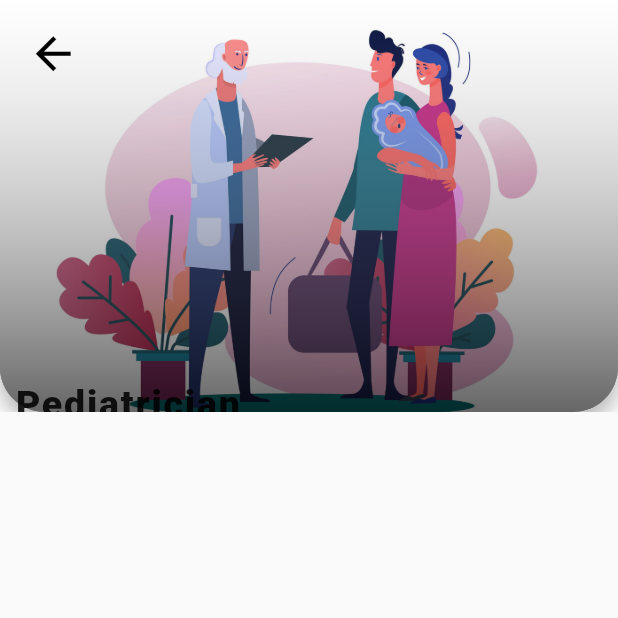
After one commit to Karrigun/Medical-App, a Flutter app: the screen it shows once a user with an empty profile is signed in, after a tap on "Pediatrician", on a phone screen of 412 x 824 dp, the top half of it. The commit adds this screen. Run offline on Flutter 3.47's test engine with Material 2 defaults, Android fonts, the phone set to English and light mode, and no system bars; our stand-ins replace firebase_auth, font_awesome_flutter, geolocator; missing offline and left inert: geocoder; accounts and stored records are empty; network calls fail.

Commit message:
CureDetails Page have been added with linear gradient over the bigImage Yay !!

```diff
--- a/lib/Models/MyIcons.dart
+++ b/lib/Models/MyIcons.dart
@@ -61,3 +61,15 @@ List dataext = <String>[
   "Pharmacy",
   "Neurologist",
 ];
+
+List bigImageURLS = <String>[
+  'assets/images/Pediatrician.jpg',
+  'assets/images/dental.jpg',
+  'assets/images/General.jpg',
+  'assets/images/cardio.jpg',
+  'assets/images/Homeopathy.jpg',
+  'assets/images/Sexologist.jpg',
+  'assets/images/Pulmonologist.jpg',
+  'assets/images/Pharmacy.jpg',
+  'assets/images/Neurology.jpg',
+];
--- /dev/null
+++ b/lib/Screens/CureDetails.dart
@@ -0,0 +1,102 @@
+import 'package:flutter/material.dart';
+import 'package:font_awesome_flutter/font_awesome_flutter.dart';
+import 'package:medical_app/Models/MyIcons.dart';
+
+class CureDetails extends StatefulWidget {
+  String name;
+  String bigImage;
+  CureDetails({@required this.name, @required this.bigImage});
+
+  @override
+  _CureDetailsState createState() => _CureDetailsState();
+}
+
+class _CureDetailsState extends State<CureDetails> {
+  @override
+  Widget build(BuildContext context) {
+    return new Scaffold(
+      body: new Column(
+        children: <Widget>[
+          new Stack(
+            children: <Widget>[
+              new SafeArea(
+                child: new Container(
+                  width: MediaQuery.of(context).size.width,
+                  height: MediaQuery.of(context).size.height / 3,
+                  decoration: new BoxDecoration(
+                      color: Colors.black,
+                      borderRadius: BorderRadius.circular(30.0),
+                      boxShadow: [
+                        BoxShadow(
+                            color: Colors.black26,
+                            offset: Offset(0.0, 8.0),
+                            blurRadius: 10.0)
+                      ]),
+                  child: new Hero(
+                    tag: widget.name,
+                    child: new ClipRRect(
+                      borderRadius: BorderRadius.only(
+                          bottomLeft: Radius.circular(30.0),
+                          bottomRight: Radius.circular(30.0)),
+                      child: new Image(
+                        image: new AssetImage(widget.bigImage),
+                        fit: BoxFit.cover,
+                      ),
+                    ),
+                  ),
+                ),
+              ),
+              new SafeArea(
+                child: Container(
+                  height: MediaQuery.of(context).size.height / 3,
+                  decoration: BoxDecoration(
+                      borderRadius: BorderRadius.only(
+                          bottomLeft: Radius.circular(30.0),
+                          bottomRight: Radius.circular(30.0)),
+                      color: Colors.white,
+                      gradient: LinearGradient(
+                          begin: FractionalOffset.topCenter,
+                          end: FractionalOffset.bottomCenter,
+                          colors: [
+                            Colors.grey.withOpacity(0.0),
+                            Colors.black.withOpacity(0.6),
+                          ],
+                          stops: [
+                            0.0,
+                            1.0
+                          ])),
+                ),
+              ),
+              new SafeArea(
+                  child: Container(
+                margin: const EdgeInsets.fromLTRB(10.0, 10.0, 0.0, 0.0),
+                child: new IconButton(
+                  onPressed: () {
+                    Navigator.pop(context);
+                  },
+                  icon: new Icon(Icons.arrow_back),
+                  iconSize: 35.0,
+                  color: Colors.black,
+                ),
+              )),
+              new Positioned(
+                top: MediaQuery.of(context).size.height / 3 - 20,
+                left: 10.0,
+                child: new Row(
+                  children: <Widget>[
+                    new Text(
+                      widget.name,
+                      style: new TextStyle(
+                        letterSpacing: 1.2,
+                          fontSize: 25.0, fontWeight: FontWeight.w800),
+                    ),
+                  ],
+                ),
+              )
+            ],
+          )
+        ],
+      ),
+    );
+  }
+}
--- a/lib/Screens/HomePage.dart
+++ b/lib/Screens/HomePage.dart
@@ -5,6 +5,7 @@ import 'package:http/http.dart' as http;
 import 'package:flutter/material.dart';
 import 'package:geolocator/geolocator.dart';
 import 'package:medical_app/Models/MyIcons.dart';
+import 'package:medical_app/Screens/CureDetails.dart';
 import 'package:medical_app/Services/Authentication.dart';
 import 'package:medical_app/Widgets/LocationSearch.dart';
 import 'package:medical_app/Widgets/NewyorkTimes.dart';
@@ -21,7 +22,7 @@ class _HomePageState extends State<HomePage> {
   List list = List();
   bool _loadingHeadlines = true;
   bool _first = true;
-  var _selectedIndex = 0 ;
+  var _selectedIndex = 0;
   void data() async {
     HttpClient()
         .getUrl(Uri.parse(
@@ -109,17 +110,27 @@ class _HomePageState extends State<HomePage> {
                 child: new GridView.count(
                   crossAxisCount: 3,
                   children: List.generate(9, (index) {
-                    return Container(
+                    return GestureDetector(
+                      onTap: () {
+                        Navigator.push(
+                            context,
+                            MaterialPageRoute(
+                                builder: (_) => CureDetails(name: dataext[index] , bigImage: bigImageURLS[index],)));
+                      },
+                      child: Container(
                           padding: EdgeInsets.all(
                               MediaQuery.of(context).size.width / 3 * 0.04),
                           margin: EdgeInsets.all(
                               MediaQuery.of(context).size.width / 3 * 0.030),
+                          child: Hero(
+                            tag: dataext[index],
                             child: new Container(
                               decoration: new BoxDecoration(
                                   color: Color.fromRGBO(255, 255, 255, 0.6),
                                   borderRadius: BorderRadius.circular(10.0)),
                               child: new Column(
-                            mainAxisAlignment: MainAxisAlignment.spaceEvenly,
+                                mainAxisAlignment:
+                                    MainAxisAlignment.spaceEvenly,
                                 children: <Widget>[
                                   ext[index],
                                   new Text(
@@ -130,7 +141,9 @@ class _HomePageState extends State<HomePage> {
                                   )
                                 ],
                               ),
-                        ));
+                            ),
+                          )),
+                    );
                   }),
                 ),
               )),
@@ -147,9 +160,9 @@ class _HomePageState extends State<HomePage> {
         iconSize: 30.0,
         currentIndex: _selectedIndex,
         fixedColor: Colors.indigo,
-        onTap: (newIndex){
+        onTap: (newIndex) {
           setState(() {
-            _selectedIndex = newIndex ;
+            _selectedIndex = newIndex;
           });
         },
         items: <BottomNavigationBarItem>[
```
Also changed, not shown: assets/images/General.jpg (added), assets/images/Homeopathy.jpg (added), assets/images/Neurology.jpg (added), assets/images/Pediatrician.jpg (added), assets/images/Pharmacy.jpg (added), assets/images/Pulmonologist.jpg (added), assets/images/Sexologist.jpg (added), assets/images/cardio.jpg (added), assets/images/dental.jpg (added). Lines whose indentation alone changed are shown as unchanged.
